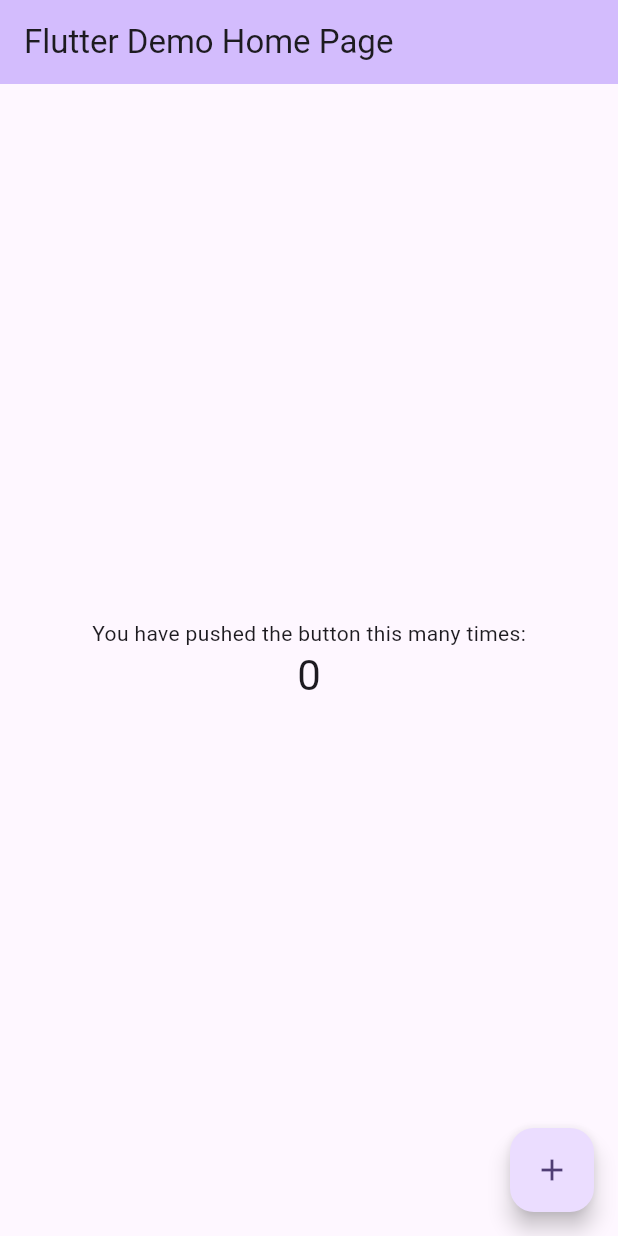
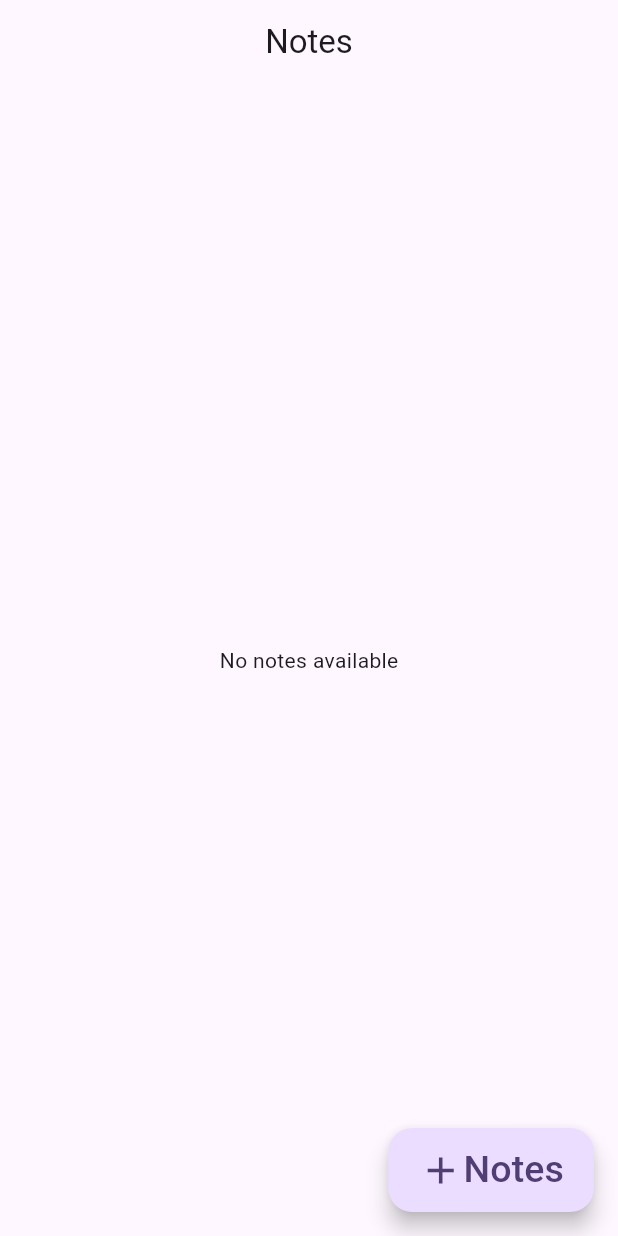
Before and after one commit to rahulkumar797098/Using-block-and-SQLite-create-notes-app-, a Flutter app: the screen it shows after launch, on a phone screen of 412 x 824 dp. Run offline on Flutter 3.47's test engine with Material 3 defaults, Android fonts, the phone set to English and light mode, and no system bars; our stand-ins replace flutter_bloc, sqflite; accounts and stored records are empty.

```diff
--- /dev/null
+++ b/lib/bloc/notes_bloc.dart
@@ -0,0 +1,37 @@
+import 'package:flutter_bloc/flutter_bloc.dart';
+import 'package:using_bloc_notes_app/bloc/notes_event.dart';
+import 'package:using_bloc_notes_app/bloc/notes_state.dart';
+import '../database/db_helper.dart';
+
+class NotesBloc extends Bloc<NotesEvent, NotesState> {
+  final DBHelper db;
+
+  NotesBloc({required this.db}) : super(NotesInitialState()) {
+    // Handle AddNoteEvent
+    on<AddNoteEvent>((event, emit) async {
+      emit(NotesLoadingState());
+      try {
+        int check = await db.addNotes(event.note);
+        if (check > 0) {
+          final allNotes = await db.getAllNotes();
+          emit(NotesLoadedState(allNotes));
+        } else {
+          emit(NotesErrorState("Failed to add note"));
+        }
+      } catch (e) {
+        emit(NotesErrorState("An error occurred: ${e.toString()}"));
+      }
+    });
+
+    // Handle FetchAllNotesEvent
+    on<FetchAllNotesEvent>((event, emit) async {
+      emit(NotesLoadingState());
+      try {
+        var allNotes = await db.getAllNotes();
+        emit(NotesLoadedState(allNotes));
+      } catch (e) {
+        emit(NotesErrorState("An error occurred: ${e.toString()}"));
+      }
+    });
+  }
+}
--- /dev/null
+++ b/lib/bloc/notes_event.dart
@@ -0,0 +1,28 @@
+
+import 'package:using_bloc_notes_app/model/notes_model.dart';
+
+abstract class NotesEvent {}
+
+
+class FetchAllNotesEvent extends NotesEvent {}
+
+
+// Add
+class AddNoteEvent extends NotesEvent {
+  final NotesModel note;
+  AddNoteEvent(this.note);
+}
+
+
+// Update
+class UpdateNoteEvent extends NotesEvent {
+  final NotesModel note;
+  UpdateNoteEvent(this.note);
+}
+
+// Delete
+class DeleteNoteEvent extends NotesEvent {
+  final int id;
+  DeleteNoteEvent(this.id);
+
+}
--- /dev/null
+++ b/lib/bloc/notes_state.dart
@@ -0,0 +1,23 @@
+import 'package:using_bloc_notes_app/model/notes_model.dart';
+
+abstract class NotesState {}
+
+
+// Initial
+class NotesInitialState extends NotesState {}
+
+// Loading
+class NotesLoadingState extends NotesState {}
+
+// Loaded
+class NotesLoadedState extends NotesState {
+  final List<NotesModel> notes;
+  NotesLoadedState(this.notes);
+}
+
+
+// error
+class NotesErrorState extends NotesState {
+  final String message;
+  NotesErrorState(this.message);
+}
--- /dev/null
+++ b/lib/database/db_helper.dart
@@ -0,0 +1,73 @@
+import 'dart:io';
+
+import 'package:path/path.dart';
+import 'package:path_provider/path_provider.dart';
+import 'package:sqflite/sqflite.dart';
+
+import '../model/notes_model.dart';
+
+class DBHelper {
+  DBHelper._privateConstructor();
+  static final DBHelper instance = DBHelper._privateConstructor();
+
+  static const String notesTable = "notesTable";
+  static const String columnId = "id";
+  static const String columnTitle = "title";
+  static const String columnMessage = "message";
+
+  Database? _database;
+
+  Future<Database> get _db async {
+    if (_database != null) return _database!;
+    _database = await _openDb();
+    return _database!;
+  }
+
+  Future<Database> _openDb() async {
+    Directory appDirectory = await getApplicationDocumentsDirectory();
+    String dbPath = join(appDirectory.path, "notes.db");
+    return await openDatabase(
+      dbPath,
+      version: 1,
+      onCreate: (db, version) async {
+        await db.execute("CREATE TABLE $notesTable ("
+            "$columnId INTEGER PRIMARY KEY AUTOINCREMENT, "
+            "$columnTitle TEXT, "
+            "$columnMessage TEXT"
+            ")");
+      },
+    );
+  }
+
+  Future<int> addNotes(NotesModel notes) async {
+    final db = await _db;
+    return await db.insert(notesTable, notes.toMap());
+  }
+
+  Future<List<NotesModel>> getAllNotes() async {
+    final db = await _db;
+    final List<Map<String, dynamic>> maps = await db.query(notesTable);
+    return List.generate(maps.length, (i) {
+      return NotesModel.fromMap(maps[i]);
+    });
+  }
+
+  Future<int> updateNotes(NotesModel notes) async {
+    final db = await _db;
+    return await db.update(
+      notesTable,
+      notes.toMap(),
+      where: '$columnId = ?',
+      whereArgs: [notes.id],
+    );
+  }
+
+  Future<int> deleteNotes(int id) async {
+    final db = await _db;
+    return await db.delete(
+      notesTable,
+      where: '$columnId = ?',
+      whereArgs: [id],
+    );
+  }
+}
--- a/lib/main.dart
+++ b/lib/main.dart
@@ -1,125 +1,31 @@
 import 'package:flutter/material.dart';
+import 'package:flutter_bloc/flutter_bloc.dart';
+import 'package:using_bloc_notes_app/bloc/notes_bloc.dart';
+import 'package:using_bloc_notes_app/database/db_helper.dart';
+import 'package:using_bloc_notes_app/screen/notes_home_screen.dart';
 
 void main() {
-  runApp(const MyApp());
+  final db = DBHelper.instance;
+  runApp(
+      BlocProvider(
+        create: (context) => NotesBloc(db: db),
+        child: MyApp(),)
+  );
 }
 
 class MyApp extends StatelessWidget {
   const MyApp({super.key});
 
-  // This widget is the root of your application.
   @override
   Widget build(BuildContext context) {
     return MaterialApp(
+      debugShowCheckedModeBanner: false,
       title: 'Flutter Demo',
       theme: ThemeData(
-        // This is the theme of your application.
-        //
-        // TRY THIS: Try running your application with "flutter run". You'll see
-        // the application has a purple toolbar. Then, without quitting the app,
-        // try changing the seedColor in the colorScheme below to Colors.green
-        // and then invoke "hot reload" (save your changes or press the "hot
-        // reload" button in a Flutter-supported IDE, or press "r" if you used
-        // the command line to start the app).
-        //
-        // Notice that the counter didn't reset back to zero; the application
-        // state is not lost during the reload. To reset the state, use hot
-        // restart instead.
-        //
-        // This works for code too, not just values: Most code changes can be
-        // tested with just a hot reload.
         colorScheme: ColorScheme.fromSeed(seedColor: Colors.deepPurple),
         useMaterial3: true,
       ),
-      home: const MyHomePage(title: 'Flutter Demo Home Page'),
+      home: const NotesHomeScreen(), // Using const here for better performance
     );
   }
 }
-
-class MyHomePage extends StatefulWidget {
-  const MyHomePage({super.key, required this.title});
-
-  // This widget is the home page of your application. It is stateful, meaning
-  // that it has a State object (defined below) that contains fields that affect
-  // how it looks.
-
-  // This class is the configuration for the state. It holds the values (in this
-  // case the title) provided by the parent (in this case the App widget) and
-  // used by the build method of the State. Fields in a Widget subclass are
-  // always marked "final".
-
-  final String title;
-
-  @override
-  State<MyHomePage> createState() => _MyHomePageState();
-}
-
-class _MyHomePageState extends State<MyHomePage> {
-  int _counter = 0;
-
-  void _incrementCounter() {
-    setState(() {
-      // This call to setState tells the Flutter framework that something has
-      // changed in this State, which causes it to rerun the build method below
-      // so that the display can reflect the updated values. If we changed
-      // _counter without calling setState(), then the build method would not be
-      // called again, and so nothing would appear to happen.
-      _counter++;
-    });
-  }
-
-  @override
-  Widget build(BuildContext context) {
-    // This method is rerun every time setState is called, for instance as done
-    // by the _incrementCounter method above.
-    //
-    // The Flutter framework has been optimized to make rerunning build methods
-    // fast, so that you can just rebuild anything that needs updating rather
-    // than having to individually change instances of widgets.
-    return Scaffold(
-      appBar: AppBar(
-        // TRY THIS: Try changing the color here to a specific color (to
-        // Colors.amber, perhaps?) and trigger a hot reload to see the AppBar
-        // change color while the other colors stay the same.
-        backgroundColor: Theme.of(context).colorScheme.inversePrimary,
-        // Here we take the value from the MyHomePage object that was created by
-        // the App.build method, and use it to set our appbar title.
-        title: Text(widget.title),
-      ),
-      body: Center(
-        // Center is a layout widget. It takes a single child and positions it
-        // in the middle of the parent.
-        child: Column(
-          // Column is also a layout widget. It takes a list of children and
-          // arranges them vertically. By default, it sizes itself to fit its
-          // children horizontally, and tries to be as tall as its parent.
-          //
-          // Column has various properties to control how it sizes itself and
-          // how it positions its children. Here we use mainAxisAlignment to
-          // center the children vertically; the main axis here is the vertical
-          // axis because Columns are vertical (the cross axis would be
-          // horizontal).
-          //
-          // TRY THIS: Invoke "debug painting" (choose the "Toggle Debug Paint"
-          // action in the IDE, or press "p" in the console), to see the
-          // wireframe for each widget.
-          mainAxisAlignment: MainAxisAlignment.center,
-          children: <Widget>[
-            const Text(
-              'You have pushed the button this many times:',
-            ),
-            Text(
-              '$_counter',
-              style: Theme.of(context).textTheme.headlineMedium,
-            ),
-          ],
-        ),
-      ),
-      floatingActionButton: FloatingActionButton(
-        onPressed: _incrementCounter,
-        tooltip: 'Increment',
-        child: const Icon(Icons.add),
-      ), // This trailing comma makes auto-formatting nicer for build methods.
-    );
-  }
-}
--- /dev/null
+++ b/lib/model/notes_model.dart
@@ -0,0 +1,24 @@
+class NotesModel {
+  final int? id;
+  final String title;
+  final String message;
+
+  // Constructor
+  NotesModel({this.id, required this.message, required this.title});
+
+  //   to map
+  Map<String, dynamic> toMap() {
+    return {
+      "id": id,
+      "title": title,
+      "message": message,
+    };
+  }
+
+//   from map
+
+  factory NotesModel.fromMap(Map<String, dynamic> map) {
+    return NotesModel(
+        id: map['id'], message: map['message'], title: map['title']);
+  }
+}
--- /dev/null
+++ b/lib/screen/notes_home_screen.dart
@@ -0,0 +1,82 @@
+import 'package:flutter/material.dart';
+import 'package:flutter_bloc/flutter_bloc.dart';
+import '../bloc/notes_bloc.dart';
+import '../bloc/notes_event.dart';
+import '../bloc/notes_state.dart';
+import '../database/db_helper.dart';
+import 'create_notes_screen.dart';
+
+class NotesHomeScreen extends StatefulWidget {
+  const NotesHomeScreen({super.key});
+
+  @override
+  State<NotesHomeScreen> createState() => _NotesHomeScreenState();
+}
+
+class _NotesHomeScreenState extends State<NotesHomeScreen> {
+  @override
+  void initState() {
+    super.initState();
+    // Trigger the event to load all notes
+    context.read<NotesBloc>().add(FetchAllNotesEvent());
+  }
+
+  @override
+  Widget build(BuildContext context) {
+    return Scaffold(
+      floatingActionButton: FloatingActionButton.extended(
+        onPressed: () {
+          Navigator.push(
+            context,
+            MaterialPageRoute(builder: (context) => NotesCreate()),
+          );
+        },
+        label: const Row(
+          children: [
+            Icon(
+              Icons.add,
+              size: 30,
+            ),
+            Text(
+              "Notes",
+              style: TextStyle(fontSize: 25),
+            )
+          ],
+        ),
+      ),
+      appBar: AppBar(
+        title: const Text("Notes"),
+        centerTitle: true,
+      ),
+      body: BlocBuilder<NotesBloc, NotesState>(
+        builder: (context, state) {
+          if (state is NotesLoadingState) {
+            return const Center(child: CircularProgressIndicator());
+          } else if (state is NotesLoadedState) {
+            if (state.notes.isEmpty) {
+              return const Center(child: Text("No notes available"));
+            } else {
+              return ListView.builder(
+                itemCount: state.notes.length,
+                itemBuilder: (context, index) {
+                  final note = state.notes[index];
+                  return ListTile(
+                    title: Text(note.title),
+                    subtitle: Text(note.message),
+                    onTap: () {
+                      // Handle note tap (e.g., navigate to a detail or edit screen)
+                    },
+                  );
+                },
+              );
+            }
+          } else if (state is NotesErrorState) {
+            return Center(child: Text(state.message));
+          } else {
+            return const Center(child: Text("Unexpected error occurred"));
+          }
+        },
+      ),
+    );
+  }
+}
--- a/pubspec.yaml
+++ b/pubspec.yaml
@@ -35,6 +35,10 @@ dependencies:
   # The following adds the Cupertino Icons font to your application.
   # Use with the CupertinoIcons class for iOS style icons.
   cupertino_icons: ^1.0.6
+  sqflite: ^2.3.3+1
+  path: ^1.9.0
+  path_provider: ^2.1.4
+  flutter_bloc: ^8.1.6
 
 dev_dependencies:
   flutter_test:
```
Also changed, not shown: lib/screen/create_notes_screen.dart (added, +108 -0 lines), pubspec.lock, 1 other file.
